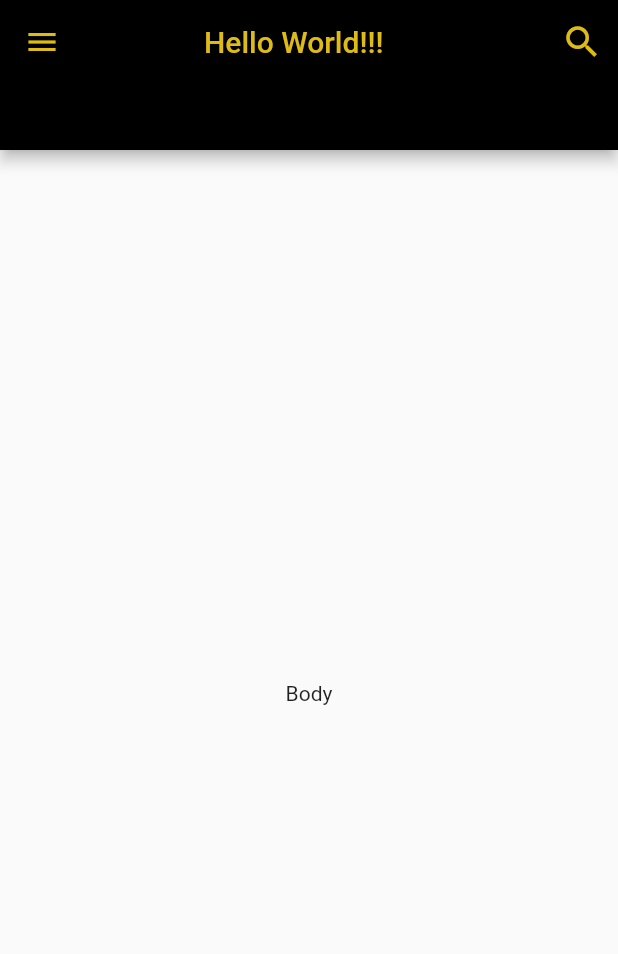
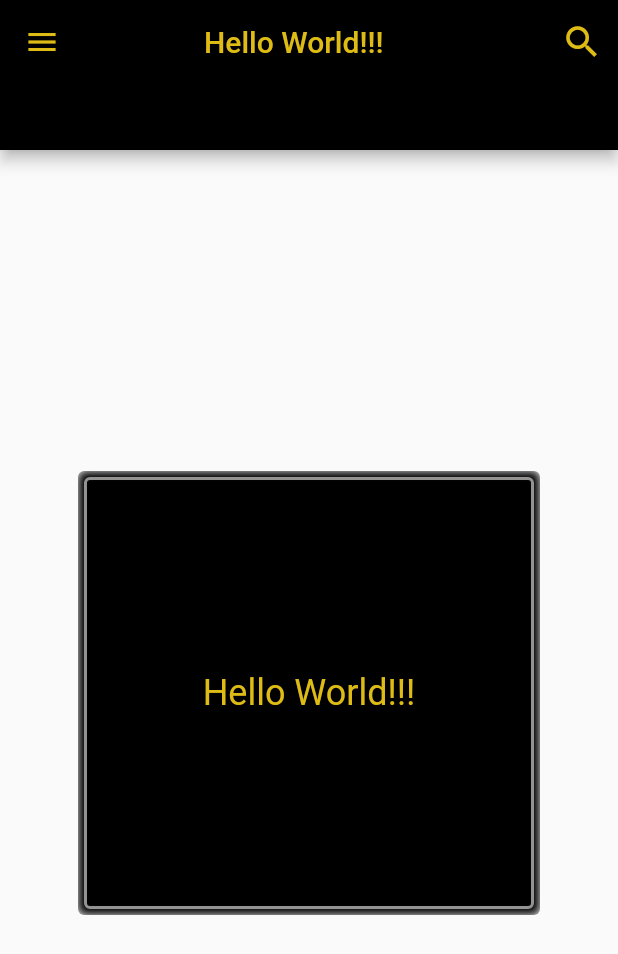
Before and after one commit to leolsrd/myAppFlutter, a Flutter app: the screen it shows after launch, on a phone screen of 412 x 824 dp. Shown: the top 954 px of the screen. Run offline on Flutter 3.47's test engine with Material 2 defaults, Android fonts, the phone set to English and light mode, and no system bars.

Commit message:
feat: Estrutura base do App

```diff
--- a/lib/pages/home/home_page.dart
+++ b/lib/pages/home/home_page.dart
@@ -1,5 +1,6 @@
 import 'package:flutter/material.dart';
 import 'package:myappflutter/widget/my_appBar.dart';
+import 'package:myappflutter/widget/my_body.dart';
 import 'package:myappflutter/widget/my_drawer.dart';
 
 class HomePage extends StatefulWidget {
@@ -15,9 +16,7 @@ class _HomePageState extends State<HomePage> {
     return const Scaffold(
       drawer: MyDrawer(),
       appBar: MyAppBar(),
-      body: Center(
-        child: Text('Body'),
-      ),
+      body: MyBody(),
     );
   }
 }
--- a/lib/shared/app_colors.dart
+++ b/lib/shared/app_colors.dart
@@ -4,4 +4,5 @@ class AppColors {
   static Color black = const Color(0xff000000);
   static Color yellow = const Color.fromARGB(255, 222, 188, 21);
   static Color white = const Color(0xffffffff);
+  static Color gray = const Color.fromARGB(206, 180, 179, 178);
 }
--- /dev/null
+++ b/lib/widget/my_body.dart
@@ -0,0 +1,40 @@
+import 'package:flutter/material.dart';
+import 'package:myappflutter/shared/app_colors.dart';
+
+class MyBody extends StatefulWidget {
+  const MyBody({super.key});
+
+  @override
+  State<MyBody> createState() => _MyBodyState();
+}
+
+class _MyBodyState extends State<MyBody> {
+  @override
+  Widget build(BuildContext context) {
+    return Container(
+      margin: const EdgeInsets.fromLTRB(56.0, 218.0, 56.0, 218.0),
+      decoration: BoxDecoration(
+        borderRadius: BorderRadius.circular(4),
+        border: Border.all(width: 2.0, color: AppColors.gray),
+        boxShadow: [
+          BoxShadow(
+            color: AppColors.black,
+            blurRadius: 4.7,
+            blurStyle: BlurStyle.inner,
+            spreadRadius: 4.0,
+          )
+        ],
+      ),
+      child: Stack(
+        children: [
+          Center(
+            child: Text(
+              "Hello World!!!",
+              style: TextStyle(color: AppColors.yellow, fontSize: 24.0),
+            ),
+          ),
+        ],
+      ),
+    );
+  }
+}
```
